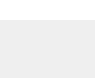
First picture: the form in source/widget/scenewidget.ui, repository ww4u/megarobostudio, before the edit.
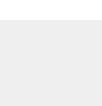
Second picture: the form after the edit.

Diff of the .ui file:
```diff
--- a/source/widget/scenewidget.ui
+++ b/source/widget/scenewidget.ui
@@ -6,8 +6,8 @@
    <rect>
     <x>0</x>
     <y>0</y>
-    <width>95</width>
-    <height>78</height>
+    <width>102</width>
+    <height>106</height>
    </rect>
   </property>
   <property name="windowTitle">
```
